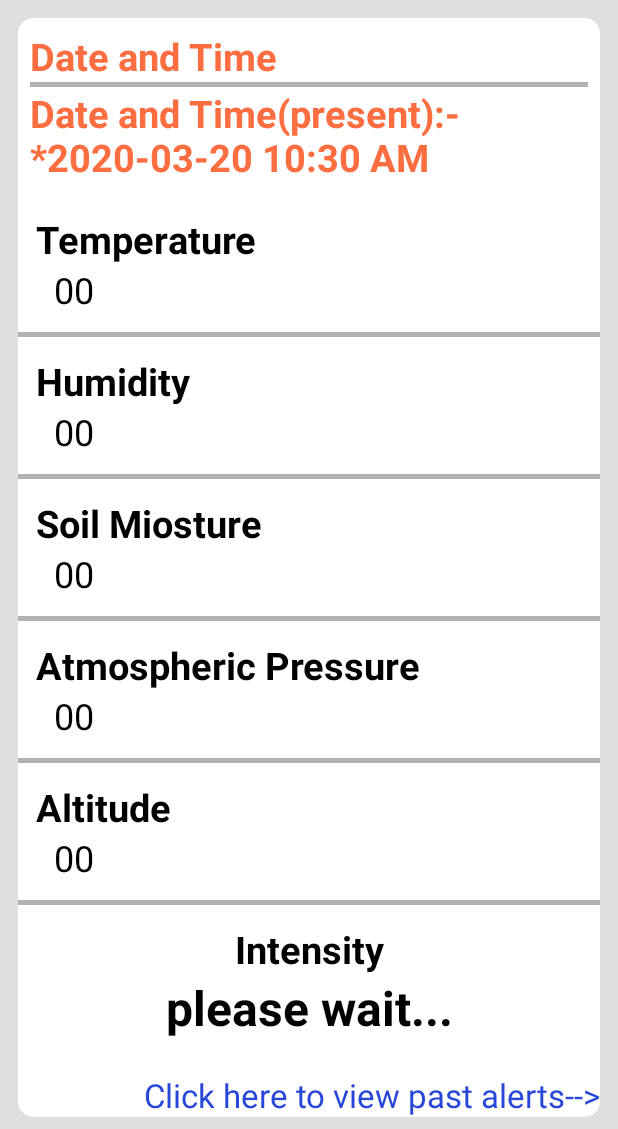
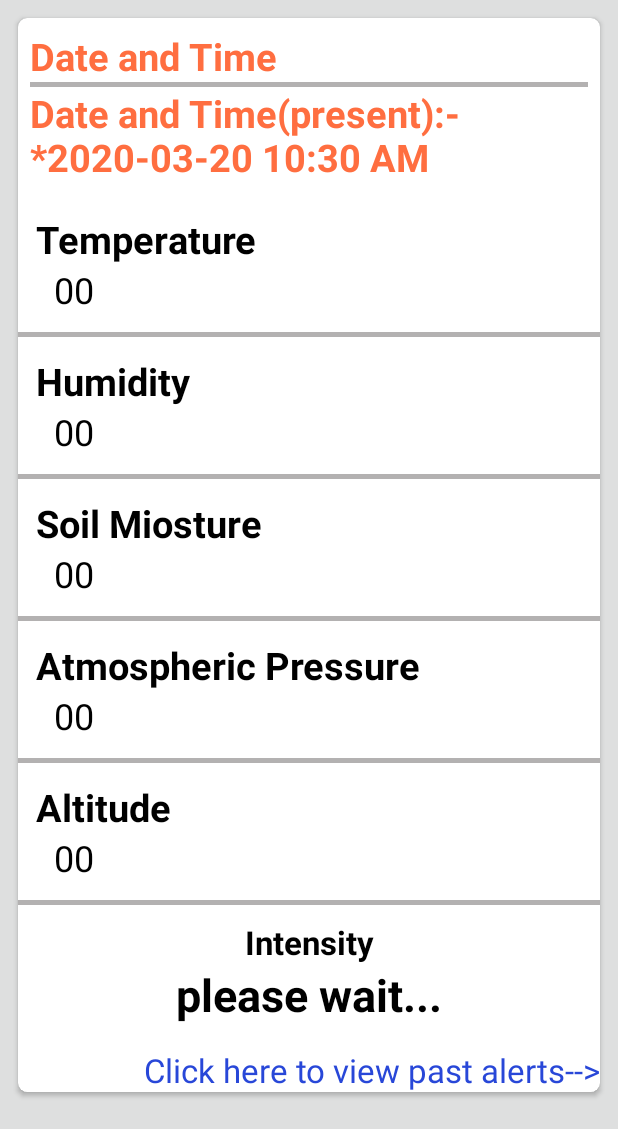
Before and after one commit to tarun080698/Wildfire-prediction-system-android-model, an Android app: the screen it shows after launch once a user with an empty profile is signed in (MainActivity), on a phone screen of 412 x 824 dp, the part 107-1236 px from its top. Run offline under Robolectric (Android 15) with nearby library versions, the phone set to English and light mode, and no system bars; our stand-ins replace Firebase (no records; nobody signed in at launch, a user with empty details on screens opened directly); libraries missing offline, so code that uses them is left out: cc.cloudist.acplibrary; 1 statement that could not run was skipped.

```diff
--- a/app/src/main/java/com/example/forestfire/HomeFrag.java
+++ b/app/src/main/java/com/example/forestfire/HomeFrag.java
@@ -47,7 +47,7 @@ public class HomeFrag extends Fragment {
 
     private Handler mHandler = new Handler(Looper.getMainLooper());
     private SQLiteDatabase databaseWrite;
-    public static TextView dateTime, dateTimeCurrent, data, temperature, humidity, soil_moisture, atm_p, altitude;
+    public static TextView dateTime, dateTimeCurrent, temperature, humidity, soil_moisture, atm_p, altitude;
     Button b1;
 
     @Nullable
@@ -57,17 +57,6 @@ public class HomeFrag extends Fragment {
 
         final ProgressBar progressBar = v.findViewById(R.id.progressBar);
 
-
-        //SensorData to & from firebase
-//        data = v.findViewById(R.id.dataJson);
-//        b1 = v.findViewById(R.id.button);
-//        b1.setOnClickListener(new View.OnClickListener() {
-//            @Override
-//            public void onClick(View view) {
-//                UploadDataJson uploadDataJson = new UploadDataJson();
-//                uploadDataJson.execute();
-//            }
-//        });
 
         //getting views of sensors text
         temperature = v.findViewById(R.id.tempCurrent);
@@ -99,7 +88,7 @@ public class HomeFrag extends Fragment {
             public void run() {
                 while (!isInterrupted()) {
                     try {
-                        Thread.sleep(10000);
+                        Thread.sleep(600000);
                         mHandler.post(new Runnable() {
                             @Override
                             public void run() {
@@ -119,7 +108,7 @@ public class HomeFrag extends Fragment {
                                 Random random = new Random();
                                 int intensity = random.nextInt(100 - 1) + 1;
 
-                                String dtL = dateTime.getText().toString().trim();
+                                String dtL = dateTime.getText().toString();
                                 String te = temperature.getText().toString();
                                 String h = humidity.getText().toString();
                                 String s = soil_moisture.getText().toString();
--- a/app/src/main/java/com/example/forestfire/MyAlertAdapter.java
+++ b/app/src/main/java/com/example/forestfire/MyAlertAdapter.java
@@ -88,6 +88,7 @@ public class MyAlertAdapter extends RecyclerView.Adapter<MyAlertAdapter.AlertVie
             alt = itemView.findViewById(R.id.alt);
             atm = itemView.findViewById(R.id.atm);
             result = itemView.findViewById(R.id.results);
+
         }
     }
 }
--- a/app/src/main/java/com/example/forestfire/UploadDataJson.java
+++ b/app/src/main/java/com/example/forestfire/UploadDataJson.java
@@ -35,7 +35,7 @@ public class UploadDataJson extends AsyncTask<Void, Void, Void> {
             JSONArray jsonArray = jsonObject.getJSONArray("data");
             singleParsed = jsonArray.get(0).toString();
 //            dataParsed = singleParsed.substring(22,24);
-            date_time = "Date and Time(Last alert):-  \n" + singleParsed.substring(2, 21);
+            date_time = "Date and Time(Last alert):-\n" + singleParsed.substring(2, 21);
             temp = singleParsed.substring(24, 29) + "° C";
             humi = singleParsed.substring(32, 37) + "%";
             sm = singleParsed.substring(40, 44) + "% Vol";
--- a/app/src/main/res/layout/frag_home.xml
+++ b/app/src/main/res/layout/frag_home.xml
@@ -9,8 +9,8 @@
         android:layout_height="wrap_content"
         android:layout_margin="12dp"
         android:background="@color/white"
-        android:padding="10dp"
-        app:cardCornerRadius="10dp">
+        android:padding="8dp"
+        app:cardCornerRadius="6dp">
 
         <LinearLayout
             android:layout_width="match_parent"
@@ -195,7 +195,7 @@
                 android:layout_height="wrap_content"
                 android:layout_gravity="center_vertical"
                 android:orientation="vertical"
-                android:padding="12dp">
+                android:padding="10dp">
 
                 <TextView
                     android:layout_width="match_parent"
@@ -203,7 +203,7 @@
                     android:gravity="center"
                     android:text="Intensity"
                     android:textColor="@color/black"
-                    android:textSize="25sp"
+                    android:textSize="22sp"
                     android:textStyle="bold" />
 
                 <TextView
@@ -213,7 +213,7 @@
                     android:gravity="center"
                     android:text="please wait..."
                     android:textColor="@color/black"
-                    android:textSize="32sp"
+                    android:textSize="30sp"
                     android:textStyle="bold" />
 
                 <ProgressBar
@@ -228,18 +228,18 @@
                 android:id="@+id/open_alerts"
                 android:layout_width="match_parent"
                 android:layout_height="wrap_content"
-                android:layout_marginTop="10dp"
+                android:layout_marginTop="5dp"
                 android:gravity="end"
                 android:text="Click here to view past alerts-->"
                 android:textColor="@color/medium"
                 android:textSize="22sp" />
 
-            <!--            <Button-->
-            <!--                android:id="@+id/button"-->
-            <!--                android:layout_width="match_parent"-->
-            <!--                android:layout_height="wrap_content"-->
-            <!--                android:text="Button"-->
-            <!--                android:visibility="visible" />-->
+            <Button
+                android:id="@+id/button"
+                android:layout_width="0dp"
+                android:layout_height="0dp"
+                android:text="Button"
+                android:visibility="gone" />
         </LinearLayout>
     </androidx.cardview.widget.CardView>
 </ScrollView>
```
Also changed, not shown: app/src/main/java/com/example/forestfire/AlertsActivity.java (+2 -5 lines), app/src/main/res/layout/activity_alerts.xml (+11 -6 lines), app/src/main/res/layout/item_layout.xml (+4 -4 lines).
